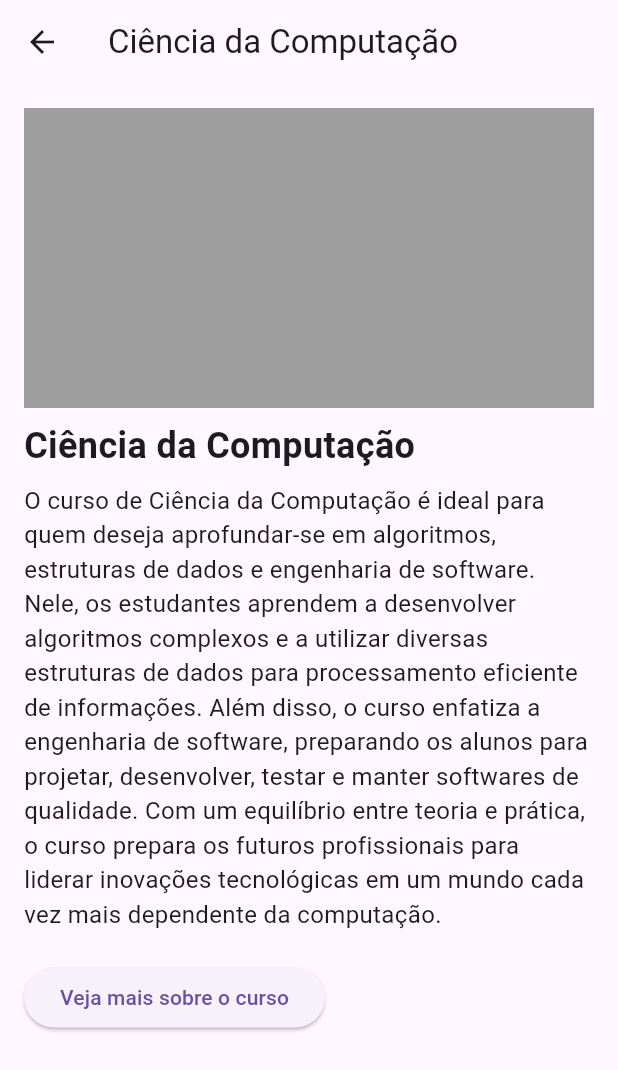
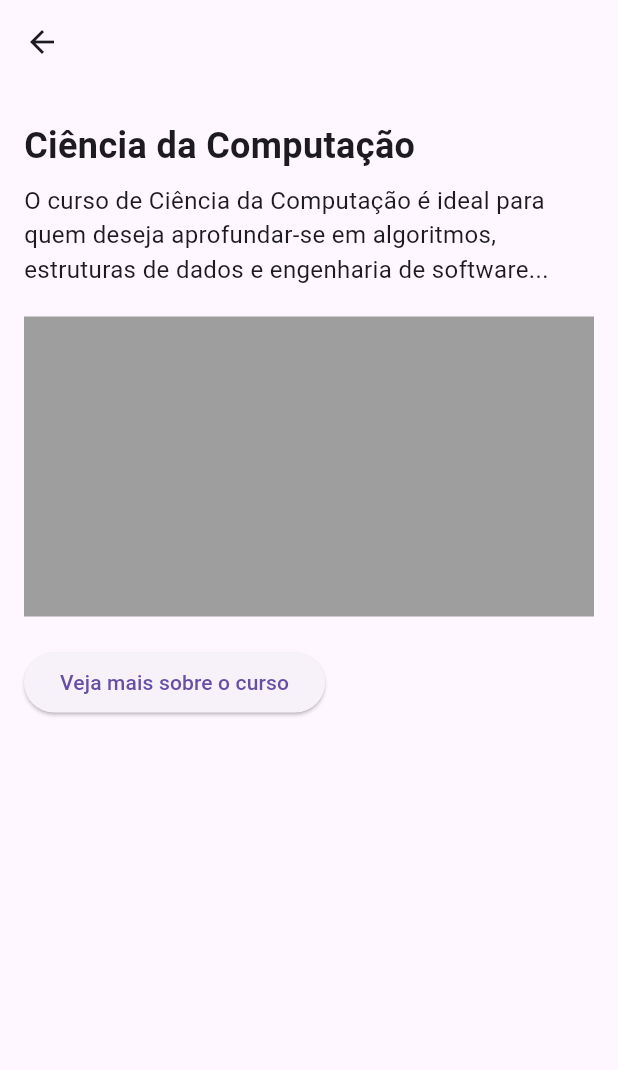
Before and after one commit to maathzzz/cursos_unisagrado, a Flutter app: the screen it shows after launch, after a tap on "Ciência da Computação", on a phone screen of 412 x 824 dp. Shown: the top 1070 px of the screen. Run offline on Flutter 3.47's test engine with Material 3 defaults, Android fonts, the phone set to English and light mode, and no system bars.

```diff
--- a/lib/main.dart
+++ b/lib/main.dart
@@ -9,6 +9,7 @@ class MyApp extends StatelessWidget {
   @override
   Widget build(BuildContext context) {
     return MaterialApp(
+      debugShowCheckedModeBanner: false,
       title: 'Unisagrado - Cursos de Tecnologia Superior com Excelência',
       theme: ThemeData(
         primarySwatch: Colors.blue,
@@ -19,22 +20,51 @@ class MyApp extends StatelessWidget {
   }
 }
 
-class MyHomePage extends StatelessWidget {
+class MyHomePage extends StatefulWidget {
+  @override
+  _MyHomePageState createState() => _MyHomePageState();
+}
+
+class _MyHomePageState extends State<MyHomePage> {
+  int _selectedIndex = 0;
+
   final List<Course> courses = [
     Course(
       name: "Ciência da Computação",
       description: "Explore the depths of algorithms, data structures and software engineering.",
       content:
-          "O curso de Ciência da Computação é ideal para quem deseja aprofundar-se em algoritmos, estruturas de dados e engenharia de software. Nele, os estudantes aprendem a desenvolver algoritmos complexos e a utilizar diversas estruturas de dados para processamento eficiente de informações. Além disso, o curso enfatiza a engenharia de software, preparando os alunos para projetar, desenvolver, testar e manter softwares de qualidade. Com um equilíbrio entre teoria e prática, o curso prepara os futuros profissionais para liderar inovações tecnológicas em um mundo cada vez mais dependente da computação.",
+      "O curso de Ciência da Computação é ideal para quem deseja aprofundar-se em algoritmos, estruturas de dados e engenharia de software...",
       url: "https://unisagrado.edu.br/graduacao/ciencia-da-computacao",
     ),
     Course(
       name: "Jogos Digitais",
       description: "Design and develop engaging and innovative digital games.",
-      content: "O curso de Jogos Digitais prepara os estudantes para projetar e desenvolver jogos digitais envolventes e inovadores. Focando em design de jogos, programação, design gráfico, animação e sonorização, o programa oferece uma formação abrangente nos aspectos técnicos e criativos da criação de jogos. Os alunos aprendem a integrar narrativas envolventes e personagens memoráveis, enquanto exploram novas tecnologias e técnicas de gameplay. Com uma forte ênfase em projetos práticos, o curso visa desenvolver habilidades e uma mentalidade de inovação, preparando os graduados para uma carreira dinâmica na indústria de jogos digitais.",
+      content: "O curso de Jogos Digitais prepara os estudantes para projetar e desenvolver jogos digitais envolventes e inovadores...",
       url: "https://unisagrado.edu.br/graduacao/jogos-digitais",
     ),
   ];
+
+  void _onItemTapped(int index) {
+    setState(() {
+      _selectedIndex = index;
+    });
+  }
+
+  Widget _getPageWidget(int index) {
+    switch (index) {
+      case 0:
+        return ListView.builder(
+          itemCount: courses.length,
+          itemBuilder: (context, index) {
+            return CourseCard(course: courses[index]);
+          },
+        );
+      case 1:
+        return InfoPage();
+      default:
+        return const Text('Page not found');
+    }
+  }
 
   @override
   Widget build(BuildContext context) {
@@ -42,12 +72,30 @@ class MyHomePage extends StatelessWidget {
       appBar: AppBar(
         title: Text('Unisagrado - Cursos de Tecnologia'),
       ),
-      body: ListView.builder(
-        itemCount: courses.length,
-        itemBuilder: (context, index) {
-          return CourseCard(course: courses[index]);
-        },
+      body: _getPageWidget(_selectedIndex),
+      bottomNavigationBar: BottomNavigationBar(
+        items: const <BottomNavigationBarItem>[
+          BottomNavigationBarItem(
+            icon: Icon(Icons.school),
+            label: 'Cursos',
+          ),
+          BottomNavigationBarItem(
+            icon: Icon(Icons.info),
+            label: 'Informações',
+          ),
+        ],
+        currentIndex: _selectedIndex,
+        onTap: _onItemTapped,
       ),
+    );
+  }
+}
+
+class InfoPage extends StatelessWidget {
+  @override
+  Widget build(BuildContext context) {
+    return Center(
+      child: Text('Rocky'),
     );
   }
 }
@@ -66,7 +114,7 @@ class CourseCard extends StatelessWidget {
         leading: Container(
           width: 100,
           height: 56,
-          color: Colors.grey,
+          color: Colors.red,
         ),
         title: Text(course.name),
         subtitle: Text(course.description),
@@ -74,7 +122,8 @@ class CourseCard extends StatelessWidget {
           Navigator.push(
             context,
             MaterialPageRoute(
-                builder: (context) => CourseDetailPage(course: course)),
+              builder: (context) => CourseDetailPage(course: course),
+            ),
           );
         },
       ),
@@ -91,23 +140,23 @@ class CourseDetailPage extends StatelessWidget {
   Widget build(BuildContext context) {
     return Scaffold(
       appBar: AppBar(
-        title: Text(course.name),
+        /* title: Text(course.name), */
       ),
       body: Padding(
         padding: EdgeInsets.all(16),
         child: Column(
           crossAxisAlignment: CrossAxisAlignment.start,
           children: [
+            SizedBox(height: 8),
+            Text(course.name, style: TextStyle(fontSize: 24, fontWeight: FontWeight.bold)),
+            SizedBox(height: 8),
+            Text(course.content, style: TextStyle(fontSize: 16)),
+            SizedBox(height: 20),
             Container(
               width: double.infinity,
               height: 200,
               color: Colors.grey,
             ),
-            SizedBox(height: 8),
-            Text(course.name,
-                style: TextStyle(fontSize: 24, fontWeight: FontWeight.bold)),
-            SizedBox(height: 8),
-            Text(course.content, style: TextStyle(fontSize: 16)),
             SizedBox(height: 20),
             ElevatedButton(
               onPressed: () => _launchURL(Uri.parse(course.url)),
```
